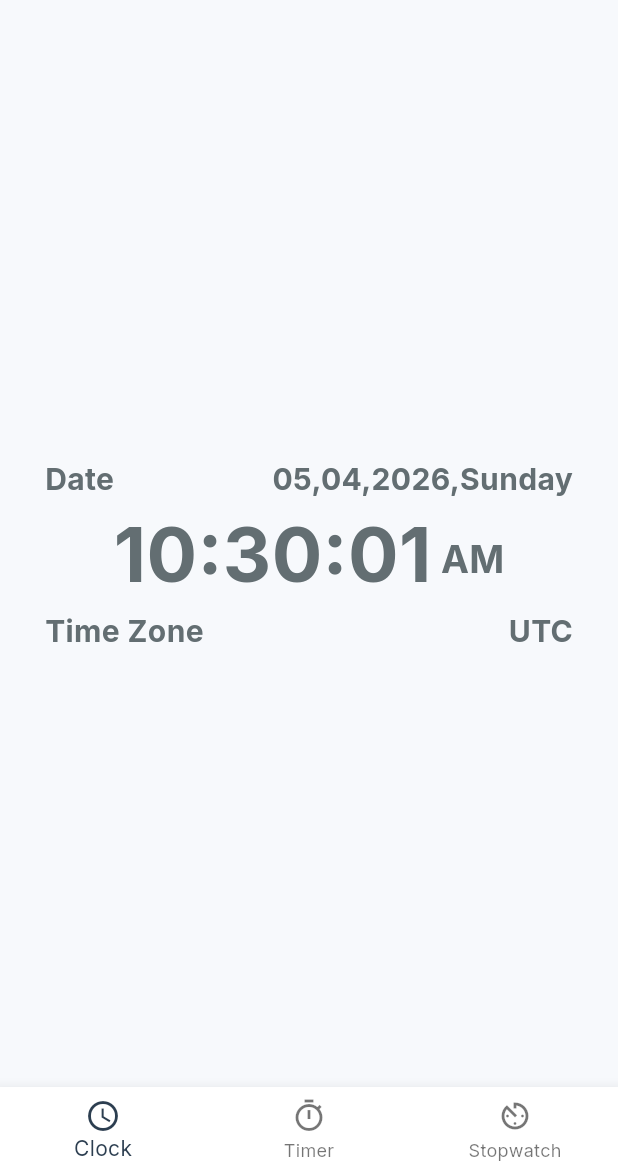
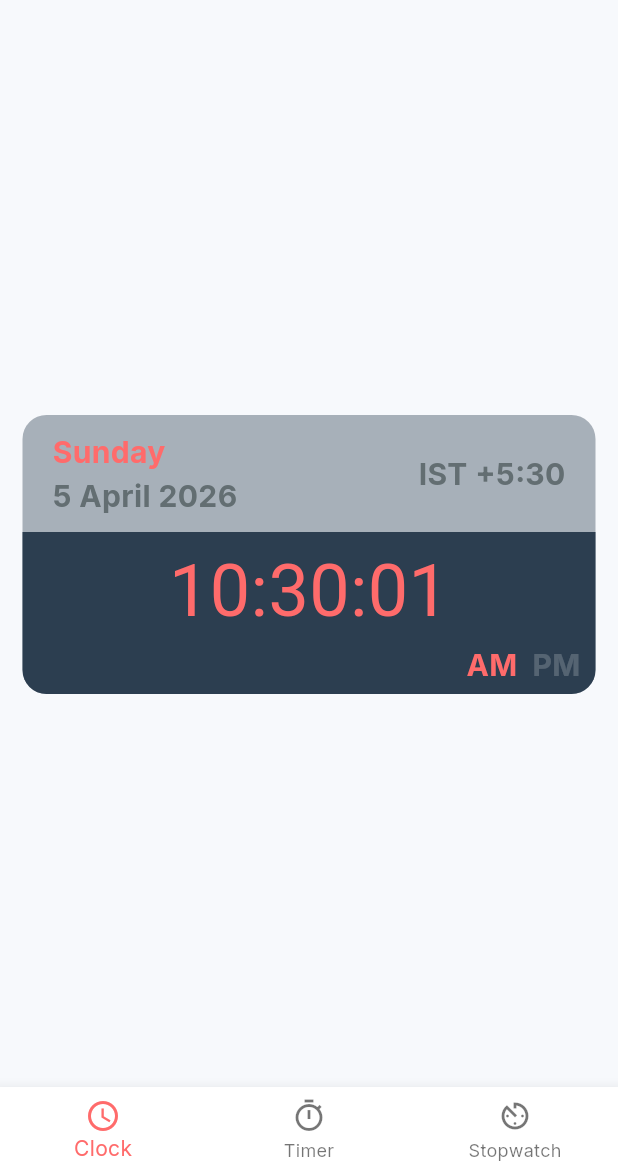
Before and after one commit to sandip3022/Habit-Tracker-App, a Flutter app: the TimerHome screen opened directly, on a phone screen of 412 x 824 dp, the part 62-1236 px from its top. Run offline on Flutter 3.47's test engine with Material 3 defaults, Android fonts, the phone set to English and light mode, and no system bars; our stand-ins replace csv, easy_localization, file_picker, flutter_local_notifications, flutter_riverpod, flutter_secure_storage and 7 more; missing offline and left inert: file_saver; accounts and stored records are empty.

Commit message:
feat: Update date and time formatting, enhance UI components, and improve icon registry

```diff
--- a/lib/core/constants/app_constants.dart
+++ b/lib/core/constants/app_constants.dart
@@ -1,5 +1,9 @@
 class AppConstants {
 
   static const String timeFormat = "hh:mm:ss";
-  static const String dateFormat = "dd,MM,yyyy,EEEE";
+  static const String dateFormat = "d MMMM yyyy";
+  static const String day = "EEEE";
+  static const String am = "AM";
+  static const String pm = "PM";
+  static const String timeZone = "IST +5:30";
 }
--- a/lib/core/constants/app_icons.dart
+++ b/lib/core/constants/app_icons.dart
@@ -1,17 +1,23 @@
 import 'package:flutter/material.dart';
 
 class AppIcons {
-
   static const Map<int, IconData> _registry = {
-    0xe0b0: Icons.fitness_center,
-    0xe198: Icons.menu_book,
-    0xeb43: Icons.restaurant,
-    0xe318: Icons.self_improvement,
-    0xe156: Icons.edit_note,
-    0xf06b: Icons.bedtime,
-    0xe630: Icons.water_drop,
-    0xe1d5: Icons.directions_run,
-    0xe043: Icons.attach_money,
+    57997: Icons.fitness_center,
+    58333: Icons.menu_book,
+    58674: Icons.restaurant,
+    58735: Icons.self_improvement,
+    984310: Icons.edit_note,
+    57563: Icons.bedtime,
+    984482: Icons.water_drop,
+    57820: Icons.directions_run,
+    57522: Icons.attach_money,
+    57535: Icons.auto_stories,
+    57718: Icons.code,
+    57559: Icons.bed,
+    58707: Icons.savings,
+    58475: Icons.palette,
+    58389: Icons.music_note,
+    57689: Icons.check_circle,
   };
 
   // 2. Safe Retrieval Method
--- a/lib/features/habit_tracker/presentation/pages/Journal_page.dart
+++ b/lib/features/habit_tracker/presentation/pages/Journal_page.dart
@@ -73,9 +73,8 @@ class _JournalPageState extends ConsumerState<JournalPage> {
                   : ReorderableListView.builder(
                       shrinkWrap: true,
                       physics:
-                          const NeverScrollableScrollPhysics(),
+                          const AlwaysScrollableScrollPhysics(),
                       itemCount: habitState.habits.length,
-
                       onReorder: (oldIndex, newIndex) {
                         ref
                             .read(habitNotifierProvider.notifier)
@@ -144,7 +143,7 @@ class _JournalPageState extends ConsumerState<JournalPage> {
       ),
 
       floatingActionButton: FloatingActionButton(
-        backgroundColor: Colors.black,
+        backgroundColor: Theme.of(context).colorScheme.primary,
         child:  Icon(Icons.add, color: Colors.white,semanticLabel: "add_new_habit".tr()),
         onPressed: () async {
           // Pass selectedDate to refresh properly after adding
--- a/lib/features/habit_tracker/presentation/pages/add_habit_page.dart
+++ b/lib/features/habit_tracker/presentation/pages/add_habit_page.dart
@@ -205,7 +205,7 @@ class _AddHabitPageState extends ConsumerState<AddHabitPage> {
 
             // FREQUENCY
             Text(
-              "frequency_all_cap",
+              "frequency_all_cap".tr(),
               style: textTheme.labelSmall?.copyWith(
                 color: labelColor,
                 letterSpacing: 1.2,
--- a/lib/features/habit_tracker/presentation/widgets/habit_tile.dart
+++ b/lib/features/habit_tracker/presentation/widgets/habit_tile.dart
@@ -34,10 +34,9 @@ class HabitTile extends StatelessWidget {
     return Container(
       margin: const EdgeInsets.symmetric(horizontal: 16.0, vertical: 8.0),
       decoration: BoxDecoration(
-        color: colorScheme.surface, // <--- Dynamic Surface (White vs Slate)
+        color: colorScheme.surface,
         borderRadius: BorderRadius.circular(16),
         boxShadow: [
-          // Shadow only visible in Light Mode for depth. In Dark Mode, elevation is handled by color difference.
           if (!isDark)
             BoxShadow(
               color: Colors.black.withValues(alpha: 0.05),
@@ -78,7 +77,6 @@ class HabitTile extends StatelessWidget {
                             decoration: isCompletedToday
                                 ? TextDecoration.lineThrough
                                 : null,
-                            // Dynamic Text Color (Black vs White)
                             color: isCompletedToday
                                 ? colorScheme.onSurface.withValues(alpha: 0.5)
                                 : colorScheme.onSurface,
@@ -114,7 +112,6 @@ class HabitTile extends StatelessWidget {
                         else
                           Text(
                             "start_your_journey_today".tr(),
-                            // Dynamic Subtitle Color
                             style: textTheme.bodySmall?.copyWith(
                               fontSize: 12,
                               color: colorScheme.onSurface.withValues(
--- a/lib/features/timer/presentation/clock_tab.dart
+++ b/lib/features/timer/presentation/clock_tab.dart
@@ -2,6 +2,7 @@ import 'dart:async';
 
 import 'package:easy_localization/easy_localization.dart';
 import 'package:flutter/material.dart';
+import 'package:google_fonts/google_fonts.dart';
 import 'package:habit_tracker_app_2026/core/constants/app_constants.dart';
 
 class ClockTab extends StatefulWidget {
@@ -32,52 +33,127 @@ class _ClockTabState extends State<ClockTab> {
   Widget build(BuildContext context) {
     return Center(
       child: Container(
-        padding: EdgeInsets.symmetric( vertical: 20, horizontal: 30),
+        padding: EdgeInsets.symmetric(vertical: 20, horizontal: 15),
         child: Column(
           mainAxisAlignment: MainAxisAlignment.center,
           children: [
-            Row(
-              mainAxisAlignment: MainAxisAlignment.spaceBetween,
+            Container(
+              decoration: BoxDecoration(
+                borderRadius: BorderRadius.circular(16),
+                color: Theme.of(
+                  context,
+                ).colorScheme.primaryContainer.withAlpha(100),
+              ),
+              child: Column(
+                mainAxisAlignment: MainAxisAlignment.center,
+                children: [
+                  Padding(
+                    padding: const EdgeInsets.symmetric(horizontal: 20, vertical: 10),
+                    child: Row(
+                      children: [
+                        Column(
+                          mainAxisAlignment: MainAxisAlignment.start,
+                          crossAxisAlignment: CrossAxisAlignment.start,
                           children: [
                             Text(
-                  'date'.tr(),
-                  style: TextStyle(fontSize: 20, fontWeight: FontWeight.bold),
+                              DateFormat(AppConstants.day).format(_currentTime),
+                              style: TextStyle(
+                                fontSize: 20,
+                                fontWeight: FontWeight.bold,
+                                color: Theme.of(context).colorScheme.secondary,
+                              ),
                             ),
                             Text(
-                  DateFormat(AppConstants.dateFormat).format(_currentTime),
-                  style: TextStyle(fontSize: 20, fontWeight: FontWeight.bold),
+                              DateFormat(
+                                AppConstants.dateFormat,
+                              ).format(_currentTime),
+                              style: TextStyle(
+                                fontSize: 20,
+                                fontWeight: FontWeight.bold,
+                              ),
                             ),
                           ],
                         ),
+                        Spacer(),
+                        Text(
+                          AppConstants.timeZone,
+                          style: TextStyle(
+                            fontSize: 20,
+                            fontWeight: FontWeight.bold,
+                          ),
+                        ),
+                      ],
+                    ),
+                  ),
+                  Container(
+                    decoration: BoxDecoration(
+                      borderRadius: BorderRadius.only(
+                        bottomLeft: Radius.circular(16),
+                        bottomRight: Radius.circular(16),
+                      ),
+                      color: Theme.of(context).colorScheme.primaryContainer,
+                    ),
+                    padding: EdgeInsets.symmetric(vertical: 5, horizontal: 10),
+                    child: Column(
+                      children: [
                         Row(
                           mainAxisAlignment: MainAxisAlignment.center,
                           crossAxisAlignment: CrossAxisAlignment.end,
                           children: [
                             Text(
-                  DateFormat(AppConstants.timeFormat).format(_currentTime),
-                  style: TextStyle(fontSize: 50, fontWeight: FontWeight.bold),
-                ),
-                Padding(
-                  padding: const EdgeInsets.only(bottom: 15),
-                  child: Text(
-                    DateFormat(' a').format(_currentTime),
-                    style: TextStyle(fontSize: 25, fontWeight: FontWeight.bold),
+                              DateFormat(
+                                AppConstants.timeFormat,
+                              ).format(_currentTime),
+                              style: GoogleFonts.shareTechMono(
+                                fontSize: 48,
+                                color: Theme.of(context).colorScheme.secondary,
                               ),
                             ),
                           ],
                         ),
                         Row(
-              mainAxisAlignment: MainAxisAlignment.spaceBetween,
+                          mainAxisAlignment: MainAxisAlignment.end,
                           children: [
                             Text(
-                  'time_zone'.tr(),
-                  style: TextStyle(fontSize: 20, fontWeight: FontWeight.bold),
+                              AppConstants.am,
+                              style: TextStyle(
+                                fontSize: 20,
+                                fontWeight: FontWeight.bold,
+                                color:
+                                    DateFormat(
+                                          ' a',
+                                        ).format(_currentTime).trim() ==
+                                        AppConstants.am
+                                    ? Theme.of(context).colorScheme.secondary
+                                    : Theme.of(
+                                        context,
+                                      ).colorScheme.onPrimary.withAlpha(50),
                               ),
+                            ),
+                            SizedBox(width: 10),
                             Text(
-                  _currentTime.timeZoneName,
-                  style: TextStyle(fontSize: 20, fontWeight: FontWeight.bold),
+                              AppConstants.pm,
+                              style: TextStyle(
+                                fontSize: 20,
+                                fontWeight: FontWeight.bold,
+                                color:
+                                    DateFormat(
+                                          ' a',
+                                        ).format(_currentTime).trim() ==
+                                        AppConstants.pm
+                                    ? Theme.of(context).colorScheme.secondary
+                                    : Theme.of(
+                                        context,
+                                      ).colorScheme.onPrimary.withAlpha(50),
+                              ),
                             ),
                           ],
+                        ),
+                      ],
+                    ),
+                  ),
+                ],
+              ),
             ),
           ],
         ),
--- a/lib/features/timer/presentation/timer_home.dart
+++ b/lib/features/timer/presentation/timer_home.dart
@@ -45,6 +45,7 @@ class _TimerHomeState extends State<TimerHome> {
         ],
         currentIndex: _selectedIndex,
         onTap: _onItemTapped,
+        selectedItemColor: Theme.of(context).colorScheme.secondary,
       ),
     );
   }
```
Lines whose indentation alone changed are shown as unchanged.
